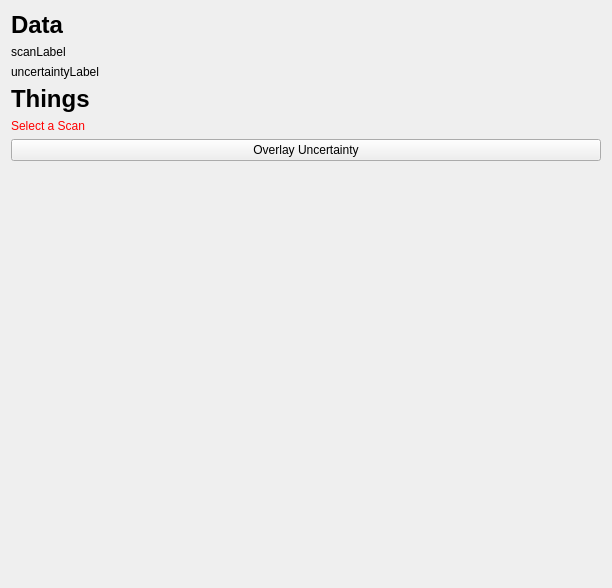
Above: Sams_Project/Plugins/com.sam.finalyearproject/src/internal/Sams_ViewControls.ui from bonzo45/Final-Year-Project before the change. Below: the same form after it.
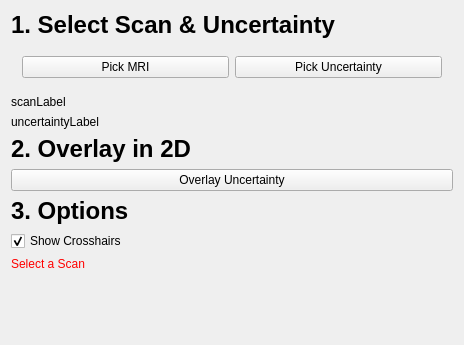
That is the form after the change.

Commit message: Some UI changes. Checkbox in. Buttons about. Need to get selection working. This will be done by selecting them both in the left hand side, then I will pull them out and prompt the user to tell me which is uncertainty and which is a scan. Make it intuitive.

Diff of the .ui file:
```diff
--- a/Sams_Project/Plugins/com.sam.finalyearproject/src/internal/Sams_ViewControls.ui
+++ b/Sams_Project/Plugins/com.sam.finalyearproject/src/internal/Sams_ViewControls.ui
@@ -6,8 +6,8 @@
    <rect>
     <x>0</x>
     <y>0</y>
-    <width>612</width>
-    <height>588</height>
+    <width>464</width>
+    <height>345</height>
    </rect>
   </property>
   <property name="minimumSize">
@@ -36,10 +36,30 @@
       </font>
      </property>
      <property name="text">
-      <string>Data</string>
+      <string>1. Select Scan &amp; Uncertainty</string>
      </property>
     </widget>
    </item>
+   <item>
+    <widget class="QWidget" name="horizontalWidget" native="true">
+     <layout class="QHBoxLayout" name="horizontalLayout">
+      <item>
+       <widget class="QPushButton" name="buttonPickScan">
+        <property name="text">
+         <string>Pick MRI</string>
+        </property>
+       </widget>
+      </item>
+      <item>
+       <widget class="QPushButton" name="buttonPickUncertainty">
+        <property name="text">
+         <string>Pick Uncertainty</string>
+        </property>
+       </widget>
+      </item>
+     </layout>
+    </widget>
+   </item>
    <item>
     <widget class="QLabel" name="scanLabel">
      <property name="text">
@@ -64,7 +84,47 @@
       </font>
      </property>
      <property name="text">
-      <string>Things</string>
+      <string>2. Overlay in 2D</string>
+     </property>
+    </widget>
+   </item>
+   <item>
+    <widget class="QPushButton" name="buttonOverlay">
+     <property name="enabled">
+      <bool>true</bool>
+     </property>
+     <property name="toolTip">
+      <string>Do image processing</string>
+     </property>
+     <property name="text">
+      <string>Overlay Uncertainty</string>
+     </property>
+    </widget>
+   </item>
+   <item>
+    <widget class="QLabel" name="label_2">
+     <property name="font">
+      <font>
+       <pointsize>18</pointsize>
+       <weight>75</weight>
+       <bold>true</bold>
+      </font>
+     </property>
+     <property name="text">
+      <string>3. Options</string>
+     </property>
+    </widget>
+   </item>
+   <item>
+    <widget class="QCheckBox" name="checkBoxCrosshairs">
+     <property name="text">
+      <string>Show Crosshairs</string>
+     </property>
+     <property name="checked">
+      <bool>true</bool>
+     </property>
+     <property name="tristate">
+      <bool>false</bool>
      </property>
     </widget>
    </item>
@@ -78,16 +138,6 @@
      </property>
     </widget>
    </item>
-   <item>
-    <widget class="QPushButton" name="buttonPerformImageProcessing">
-     <property name="toolTip">
-      <string>Do image processing</string>
-     </property>
-     <property name="text">
-      <string>Overlay Uncertainty</string>
-     </property>
-    </widget>
-   </item>
    <item>
     <spacer name="spacer1">
      <property name="orientation">
```
Left out of the diff: 2 changed lines with no effect on the pictures. The commit also changes 2 other files.
